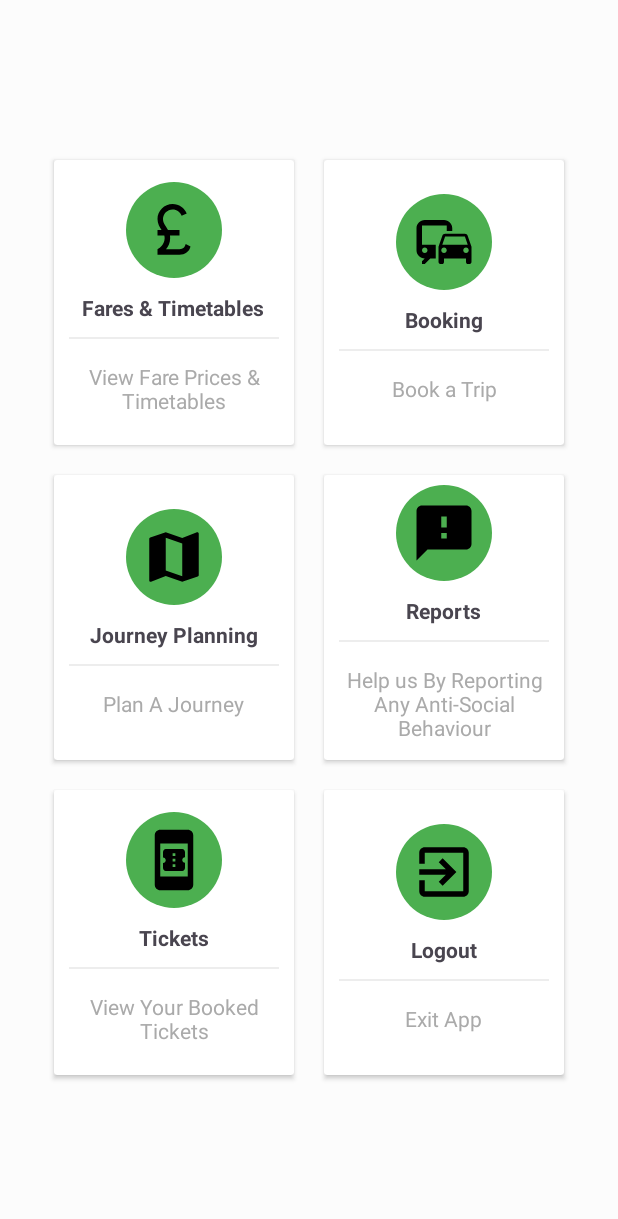
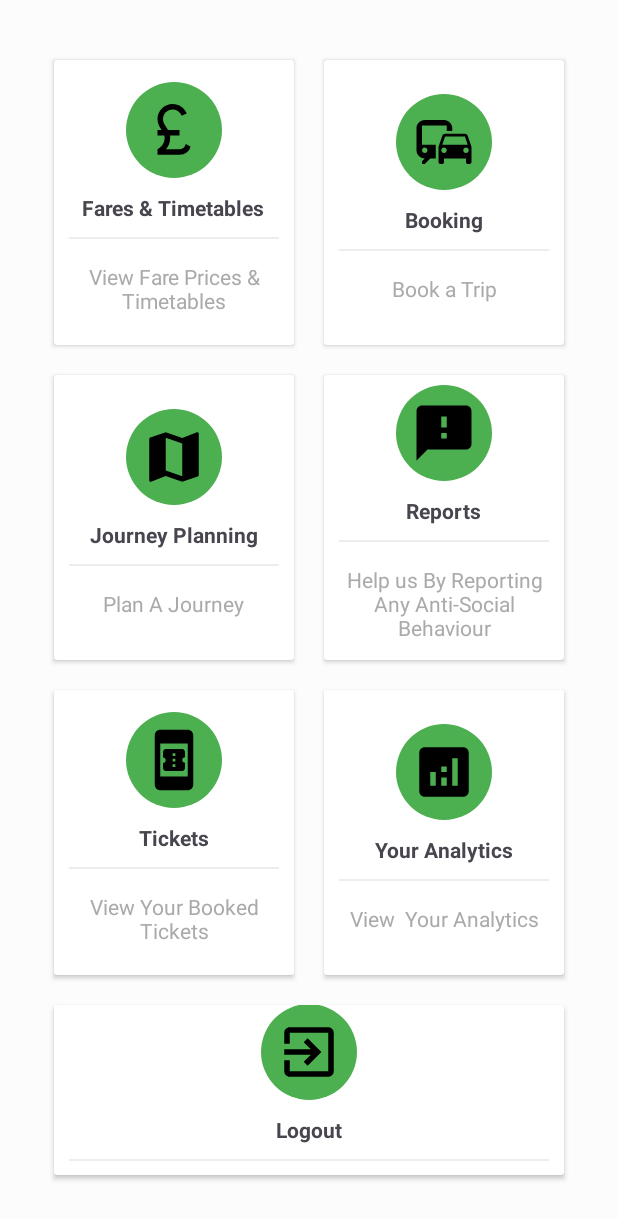
Before and after one commit to elialuko/FinalYearProject, an Android app: the Welcome screen opened directly, with no data from a screen before it, on a phone screen of 412 x 824 dp. Shown: the top 1219 px of the screen. Run offline under Robolectric (Android 15) with nearby library versions, the phone set to English and light mode, and no system bars.

Commit message:
Initial Commit

```diff
--- a/app/build.gradle.kts
+++ b/app/build.gradle.kts
@@ -14,6 +14,7 @@ android {
         versionCode = 1
         versionName = "1.0"
 
+        multiDexEnabled = true
         testInstrumentationRunner = "androidx.test.runner.AndroidJUnitRunner"
     }
 
@@ -30,6 +31,7 @@ android {
         sourceCompatibility = JavaVersion.VERSION_1_8
         targetCompatibility = JavaVersion.VERSION_1_8
     }
+
 }
 
 dependencies {
@@ -43,4 +45,6 @@ dependencies {
     androidTestImplementation("androidx.test.ext:junit:1.1.5")
     androidTestImplementation("androidx.test.espresso:espresso-core:3.5.1")
     implementation ("com.braintreepayments:card-form:5.1.1")
+    implementation("com.github.AnyChart:AnyChart-Android:1.1.5")
+    implementation("androidx.multidex:multidex:2.0.1")
 }
--- a/app/src/main/AndroidManifest.xml
+++ b/app/src/main/AndroidManifest.xml
@@ -13,10 +13,14 @@
         android:icon="@mipmap/ic_launcher"
         android:label="@string/app_name"
         android:roundIcon="@mipmap/ic_launcher_round"
+        android:name="androidx.multidex.MultiDexApplication"
         android:supportsRtl="true"
         android:theme="@style/Theme.Busbooking"
         android:usesCleartextTraffic="true"
         tools:targetApi="31">
+        <activity
+            android:name=".Analytics"
+            android:exported="false" />
         <activity
             android:name=".List"
             android:exported="false" />
--- a/app/src/main/java/com/example/busbooking/Welcome.java
+++ b/app/src/main/java/com/example/busbooking/Welcome.java
@@ -8,7 +8,7 @@ import android.os.Bundle;
 import android.view.View;
 
 public class Welcome extends AppCompatActivity implements View.OnClickListener {
-    CardView fare, booking, journey, reports, tickets, logout;
+    CardView fare, booking, journey, reports, tickets, analytics, logout;
 
     @Override
     protected void onCreate(Bundle savedInstanceState) {
@@ -21,6 +21,7 @@ public class Welcome extends AppCompatActivity implements View.OnClickListener {
         reports = findViewById(R.id.reports_card);
         tickets = findViewById(R.id.tickets_card);
         logout = findViewById(R.id.logout_card);
+        analytics = findViewById(R.id.analytics_card);
 
         fare.setOnClickListener(this);
         booking.setOnClickListener(this);
@@ -28,6 +29,7 @@ public class Welcome extends AppCompatActivity implements View.OnClickListener {
         reports.setOnClickListener(this);
         tickets.setOnClickListener(this);
         logout.setOnClickListener(this);
+        analytics.setOnClickListener(this);
     }
 
     @Override
@@ -51,6 +53,9 @@ public class Welcome extends AppCompatActivity implements View.OnClickListener {
             case "tickets" : i = new Intent(Welcome.this, com.example.busbooking.List.class);
             startActivity(i);
             break;
+            case "analytics" : i = new Intent(Welcome.this, Analytics.class);
+            startActivity(i);
+            break;
             case "logout" : i = new Intent(Welcome.this, Logout.class);
             startActivity(i);
             break;
--- /dev/null
+++ b/app/src/main/res/drawable/baseline_analytics_24.xml
@@ -0,0 +1,5 @@
+<vector android:height="24dp" android:tint="#000000"
+    android:viewportHeight="24" android:viewportWidth="24"
+    android:width="24dp" xmlns:android="http://schemas.android.com/apk/res/android">
+    <path android:fillColor="@android:color/white" android:pathData="M19,3L5,3c-1.1,0 -2,0.9 -2,2v14c0,1.1 0.9,2 2,2h14c1.1,0 2,-0.9 2,-2L21,5c0,-1.1 -0.9,-2 -2,-2zM9,17L7,17v-5h2v5zM13,17h-2v-3h2v3zM13,12h-2v-2h2v2zM17,17h-2L15,7h2v10z"/>
+</vector>
--- a/app/src/main/res/layout/activity_welcome.xml
+++ b/app/src/main/res/layout/activity_welcome.xml
@@ -245,8 +245,8 @@
 
         </androidx.cardview.widget.CardView>
         <androidx.cardview.widget.CardView
-            android:id="@+id/logout_card"
-            android:tag="logout"
+            android:id="@+id/analytics_card"
+            android:tag="analytics"
             android:foreground="?android:attr/selectableItemBackground"
             android:clickable="true"
             android:layout_width="160dp"
@@ -261,7 +261,7 @@
                     android:layout_width="64dp"
                     android:layout_height="64dp"
                     android:background="@drawable/circlebackgroundgreen"
-                    android:src="@drawable/ic_exit_to_app_black_24dp"
+                    android:src="@drawable/baseline_analytics_24"
                     android:padding="10dp"
                     />
                 <TextView
@@ -269,7 +269,7 @@
                     android:layout_height="wrap_content"
                     android:textStyle="bold"
                     android:layout_marginTop="10dp"
-                    android:text="Logout"/>
+                    android:text="Your Analytics"/>
                 <View
                     android:layout_width="match_parent"
                     android:layout_height="1dp"
@@ -279,7 +279,7 @@
                     android:layout_width="wrap_content"
                     android:layout_height="wrap_content"
                     android:gravity="center"
-                    android:text="Exit App"
+                    android:text="View  Your Analytics"
                     android:padding="5dp"
                     android:textColor="@android:color/darker_gray"/>
             </LinearLayout>
@@ -287,6 +287,58 @@
         </androidx.cardview.widget.CardView>
 
 
+
+
     </LinearLayout>
 
+    <LinearLayout
+        android:clipToPadding="false"
+        android:gravity="center"
+        android:orientation="horizontal"
+        android:layout_width="match_parent"
+        android:layout_height="wrap_content">
+
+    </LinearLayout>
+    <androidx.cardview.widget.CardView
+        android:id="@+id/logout_card"
+        android:tag="logout"
+        android:foreground="?android:attr/selectableItemBackground"
+        android:clickable="true"
+        android:layout_width="340dp"
+        android:layout_height="113dp"
+        android:layout_margin="10dp">
+        <LinearLayout
+            android:layout_width="match_parent"
+            android:layout_height="match_parent"
+            android:orientation="vertical"
+            android:gravity="center">
+            <ImageView
+                android:layout_width="64dp"
+                android:layout_height="64dp"
+                android:background="@drawable/circlebackgroundgreen"
+                android:src="@drawable/ic_exit_to_app_black_24dp"
+                android:padding="10dp"
+                />
+            <TextView
+                android:layout_width="wrap_content"
+                android:layout_height="wrap_content"
+                android:textStyle="bold"
+                android:layout_marginTop="10dp"
+                android:text="Logout"/>
+            <View
+                android:layout_width="match_parent"
+                android:layout_height="1dp"
+                android:background="@color/lightgray"
+                android:layout_margin="10dp"/>
+            <TextView
+                android:layout_width="wrap_content"
+                android:layout_height="wrap_content"
+                android:gravity="center"
+                android:text="Exit App"
+                android:padding="5dp"
+                android:textColor="@android:color/darker_gray"/>
+
+        </LinearLayout>
+    </androidx.cardview.widget.CardView>
+
 </LinearLayout>
--- a/app/src/main/res/layout/entry.xml
+++ b/app/src/main/res/layout/entry.xml
@@ -101,6 +101,7 @@
                 android:textColor="@color/black"/>
         </LinearLayout>
 
+
     </LinearLayout>
 
 </androidx.cardview.widget.CardView>
--- a/settings.gradle.kts
+++ b/settings.gradle.kts
@@ -10,6 +10,7 @@ dependencyResolutionManagement {
     repositories {
         google()
         mavenCentral()
+        maven {url = uri("https://www.jitpack.io") }
     }
 }
 
```
Also changed, not shown: app/src/main/java/com/example/busbooking/Analytics.java (added, +40 -0 lines), app/src/main/res/layout/activity_analytics.xml (added, +18 -0 lines).
